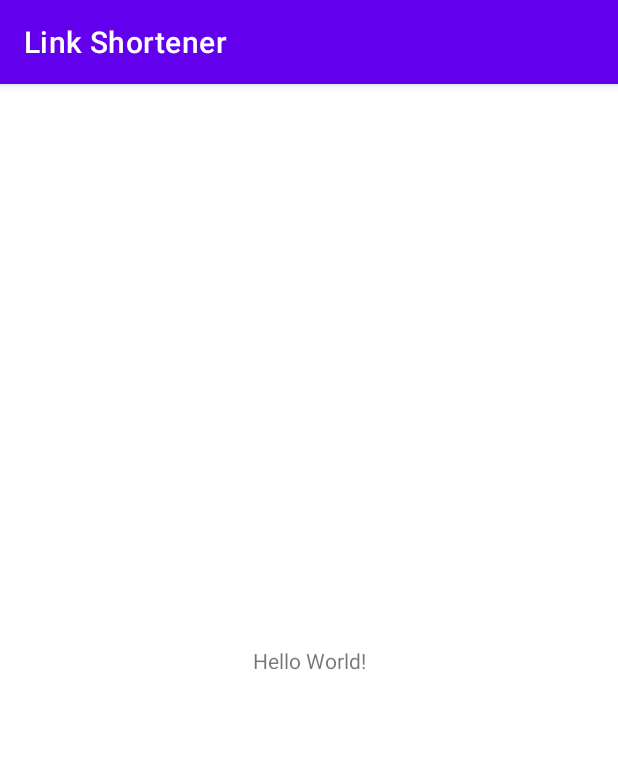
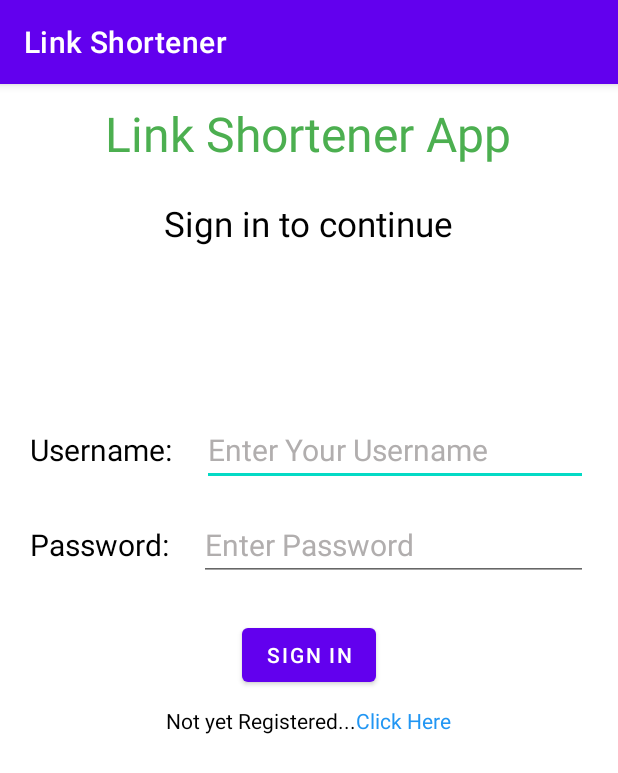
Before and after one commit to GulshanAnand/linkShortener, an Android app: the screen it shows after launch (MainActivity), on a phone screen of 412 x 824 dp. Shown: the top 773 px of the screen. Run offline under Robolectric (Android 15) with nearby library versions, the phone set to English and light mode, and no system bars.

Commit message:
created sign in page

```diff
--- a/app/src/main/res/layout/activity_main.xml
+++ b/app/src/main/res/layout/activity_main.xml
@@ -6,13 +6,112 @@
     android:layout_height="match_parent"
     tools:context=".MainActivity">
 
-    <TextView
-        android:layout_width="wrap_content"
-        android:layout_height="wrap_content"
-        android:text="Hello World!"
-        app:layout_constraintBottom_toBottomOf="parent"
-        app:layout_constraintLeft_toLeftOf="parent"
-        app:layout_constraintRight_toRightOf="parent"
-        app:layout_constraintTop_toTopOf="parent" />
+    <LinearLayout
+        android:layout_width="match_parent"
+        android:layout_height="match_parent"
+        android:orientation="vertical">
+        <TextView
+            android:layout_width="wrap_content"
+            android:layout_height="wrap_content"
+            android:layout_margin="11dp"
+            android:layout_gravity="center"
+            android:text="Link Shortener App"
+            android:textColor="#4CAF50"
+            android:textSize="32sp"
+            />
+        <TextView
+            android:layout_width="wrap_content"
+            android:layout_height="wrap_content"
+            android:layout_margin="11dp"
+            android:layout_gravity="center"
+            android:text="Sign in to continue"
+            android:textColor="@color/black"
+            android:textSize="23sp"
+            />
+        <LinearLayout
+            android:layout_width="match_parent"
+            android:layout_height="wrap_content"
+            android:orientation="horizontal">
+            <TextView
+                android:layout_width="wrap_content"
+                android:layout_height="wrap_content"
+                android:text="Username:"
+                android:textColor="@color/black"
+                android:textSize="20sp"
+                android:layout_marginTop="100sp"
+                android:layout_marginLeft="20sp"
+                />
+            <EditText
+                android:id="@+id/user"
+                android:layout_width="match_parent"
+                android:layout_height="wrap_content"
+                android:textColor="@color/black"
+                android:textSize="20sp"
+                android:textColorHint="#B1AEAE"
+                android:hint="Enter Your Username"
+                android:layout_marginTop="100sp"
+                android:layout_marginLeft="20sp"
+                android:layout_marginRight="20sp"
+                android:inputType="numberDecimal"
+                />
+        </LinearLayout>
+        <LinearLayout
+            android:layout_width="match_parent"
+            android:layout_height="wrap_content"
+            android:orientation="horizontal">
+            <TextView
+                android:layout_width="wrap_content"
+                android:layout_height="wrap_content"
+                android:text="Password:"
+                android:textColor="@color/black"
+                android:textSize="20sp"
+                android:layout_marginTop="15sp"
+                android:layout_marginLeft="20sp"
+                />
+            <EditText
+                android:id="@+id/pass"
+                android:layout_width="match_parent"
+                android:layout_height="wrap_content"
+                android:textColor="@color/black"
+                android:textSize="20sp"
+                android:textColorHint="#B1AEAE"
+                android:hint="Enter Password"
+                android:layout_marginTop="15sp"
+                android:layout_marginLeft="20sp"
+                android:layout_marginRight="20sp"
+                android:inputType="numberDecimal"
+                />
+        </LinearLayout>
+
+        <Button
+            android:id="@+id/sign_in"
+            android:layout_width="wrap_content"
+            android:layout_height="wrap_content"
+            android:layout_marginTop="25sp"
+            android:layout_gravity="center"
+            android:text="Sign in"
+            />
+        <LinearLayout
+            android:layout_width="wrap_content"
+            android:layout_height="wrap_content"
+            android:layout_marginTop="10dp"
+            android:layout_gravity="center">
+
+            <TextView
+                android:layout_width="wrap_content"
+                android:layout_height="wrap_content"
+                android:textColor="@color/black"
+                android:text="Not yet Registered..."
+                />
+            <TextView
+                android:id="@+id/reg"
+                android:layout_width="wrap_content"
+                android:layout_height="wrap_content"
+                android:textColor="#2196F3"
+                android:text="Click Here"
+                />
+        </LinearLayout>
+    </LinearLayout>
+
 
 </androidx.constraintlayout.widget.ConstraintLayout>
```
